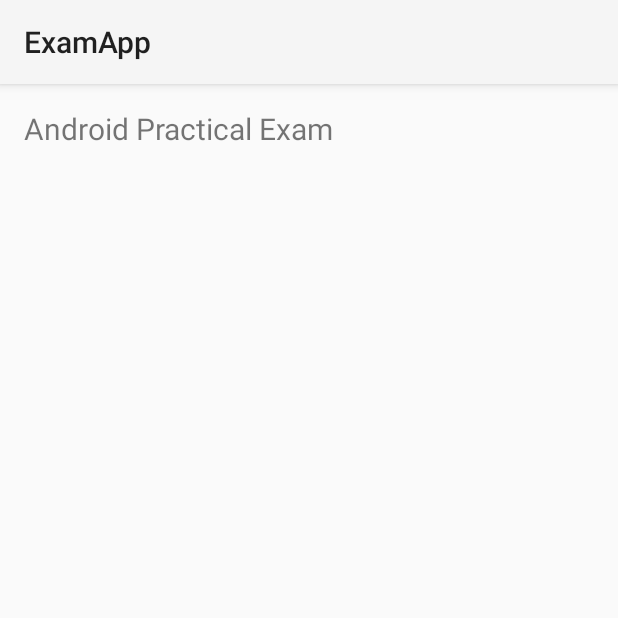
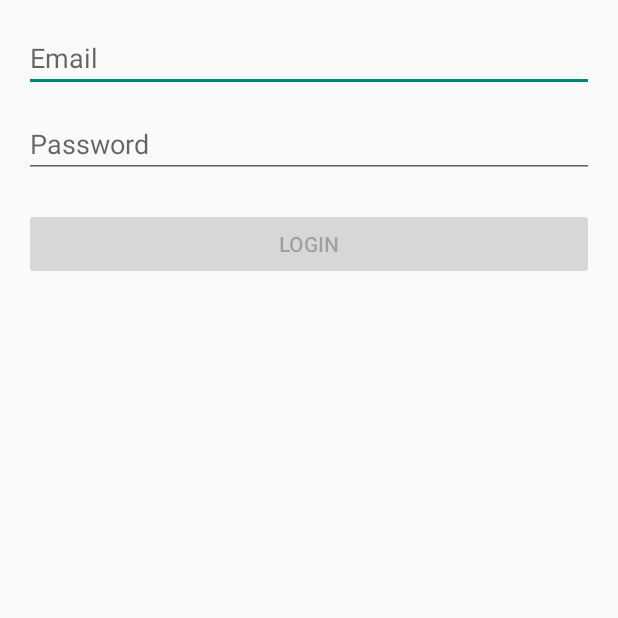
Before and after one commit to feras-kullab-2004/exam, an Android app: the screen it shows after launch (MainActivity), on a phone screen of 412 x 824 dp, the top half of it. Run offline under Robolectric (Android 15) with nearby library versions, the phone set to English and light mode, and no system bars.

Commit message:
Final Exam 2 Android submission

```diff
--- a/app/build.gradle
+++ b/app/build.gradle
@@ -26,4 +26,8 @@ android {
 }
 
 dependencies {
+    implementation 'androidx.appcompat:appcompat:1.6.1'
+    implementation 'com.google.android.material:material:1.11.0'
+    implementation 'androidx.viewpager2:viewpager2:1.0.0'
+    implementation 'androidx.constraintlayout:constraintlayout:2.1.4'
 }
--- a/app/src/main/java/com/example/exam/MainActivity.java
+++ b/app/src/main/java/com/example/exam/MainActivity.java
@@ -1,12 +1,85 @@
 package com.example.exam;
 
-import android.app.Activity;
+import android.content.Intent;
 import android.os.Bundle;
+import android.text.Editable;
+import android.text.TextWatcher;
+import android.util.Patterns;
+import android.view.View;
+import android.widget.Button;
+import android.widget.EditText;
 
-public class MainActivity extends Activity {
+import androidx.activity.OnBackPressedCallback;
+import androidx.appcompat.app.AppCompatActivity;
+
+import com.google.android.material.snackbar.Snackbar;
+
+public class MainActivity extends AppCompatActivity {
+
+    private EditText etEmail;
+    private EditText etPassword;
+    private Button btnLogin;
+    private View rootView;
+    private long lastBackPressTime = 0;
+
     @Override
     protected void onCreate(Bundle savedInstanceState) {
         super.onCreate(savedInstanceState);
         setContentView(R.layout.activity_main);
+
+        rootView = findViewById(R.id.main_root);
+        etEmail = findViewById(R.id.etEmail);
+        etPassword = findViewById(R.id.etPassword);
+        btnLogin = findViewById(R.id.btnLogin);
+
+        btnLogin.setEnabled(false);
+
+        TextWatcher validationWatcher = new TextWatcher() {
+            @Override
+            public void beforeTextChanged(CharSequence s, int start, int count, int after) {
+            }
+
+            @Override
+            public void onTextChanged(CharSequence s, int start, int before, int count) {
+                validateInputs();
+            }
+
+            @Override
+            public void afterTextChanged(Editable s) {
+            }
+        };
+
+        etEmail.addTextChangedListener(validationWatcher);
+        etPassword.addTextChangedListener(validationWatcher);
+
+        btnLogin.setOnClickListener(v -> {
+            Intent intent = new Intent(MainActivity.this, ModeActivity.class);
+            startActivity(intent);
+        });
+
+        getOnBackPressedDispatcher().addCallback(this, new OnBackPressedCallback(true) {
+            @Override
+            public void handleOnBackPressed() {
+                long currentTime = System.currentTimeMillis();
+                if (currentTime - lastBackPressTime < 2000) {
+                    setEnabled(false);
+                    finishAffinity();
+                } else {
+                    lastBackPressTime = currentTime;
+                    View targetView = (rootView != null) ? rootView : findViewById(android.R.id.content);
+                    Snackbar.make(targetView, R.string.press_back_again, Snackbar.LENGTH_SHORT).show();
+                }
+            }
+        });
+    }
+
+    private void validateInputs() {
+        String email = etEmail.getText().toString().trim();
+        String password = etPassword.getText().toString();
+
+        boolean isEmailValid = !email.isEmpty() && Patterns.EMAIL_ADDRESS.matcher(email).matches();
+        boolean isPasswordValid = password.length() >= 6;
+
+        btnLogin.setEnabled(isEmailValid && isPasswordValid);
     }
 }
--- a/app/src/main/res/layout/activity_main.xml
+++ b/app/src/main/res/layout/activity_main.xml
@@ -1,14 +1,32 @@
 <?xml version="1.0" encoding="utf-8"?>
 <LinearLayout xmlns:android="http://schemas.android.com/apk/res/android"
+    android:id="@+id/main_root"
     android:layout_width="match_parent"
     android:layout_height="match_parent"
     android:orientation="vertical"
     android:padding="16dp">
 
-    <TextView
-        android:id="@+id/tvTitle"
-        android:layout_width="wrap_content"
+    <EditText
+        android:id="@+id/etEmail"
+        android:layout_width="match_parent"
         android:layout_height="wrap_content"
-        android:text="Android Practical Exam"
-        android:textSize="20sp" />
+        android:hint="@string/prompt_email"
+        android:inputType="textEmailAddress" />
+
+    <EditText
+        android:id="@+id/etPassword"
+        android:layout_width="match_parent"
+        android:layout_height="wrap_content"
+        android:layout_marginTop="12dp"
+        android:hint="@string/prompt_password"
+        android:inputType="textPassword" />
+
+    <Button
+        android:id="@+id/btnLogin"
+        android:layout_width="match_parent"
+        android:layout_height="wrap_content"
+        android:layout_marginTop="20dp"
+        android:enabled="false"
+        android:text="@string/action_login" />
+
 </LinearLayout>
```
Also changed, not shown: app/src/main/AndroidManifest.xml (+14 -4 lines), app/src/main/java/com/example/exam/FirstFragment.java (added, +20 -0 lines), app/src/main/java/com/example/exam/ModeActivity.java (added, +120 -0 lines), app/src/main/java/com/example/exam/ModePagerAdapter.java (added, +30 -0 lines), app/src/main/java/com/example/exam/SecondFragment.java (added, +20 -0 lines), app/src/main/java/com/example/exam/ThirdFragment.java (added, +20 -0 lines), app/src/main/res/layout/activity_mode.xml (added, +36 -0 lines), app/src/main/res/layout/fragment_first.xml (added, +13 -0 lines), app/src/main/res/layout/fragment_second.xml (added, +13 -0 lines), app/src/main/res/layout/fragment_third.xml (added, +13 -0 lines), app/src/main/res/menu/menu_mode.xml (added, +12 -0 lines), app/src/main/res/values/strings.xml (added, +21 -0 lines).
